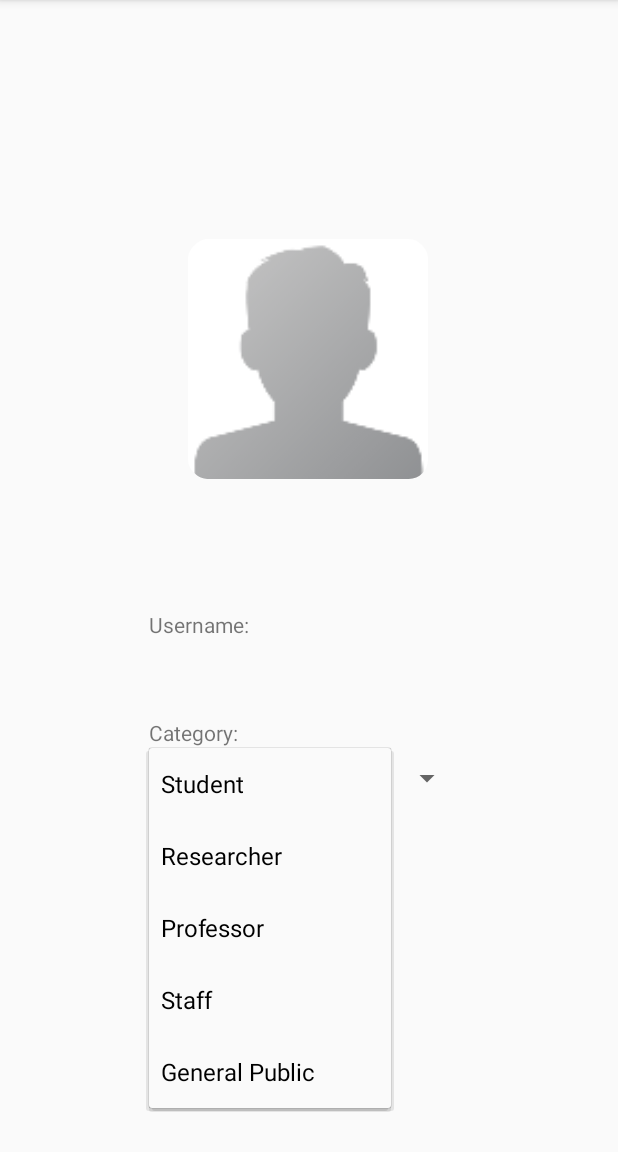
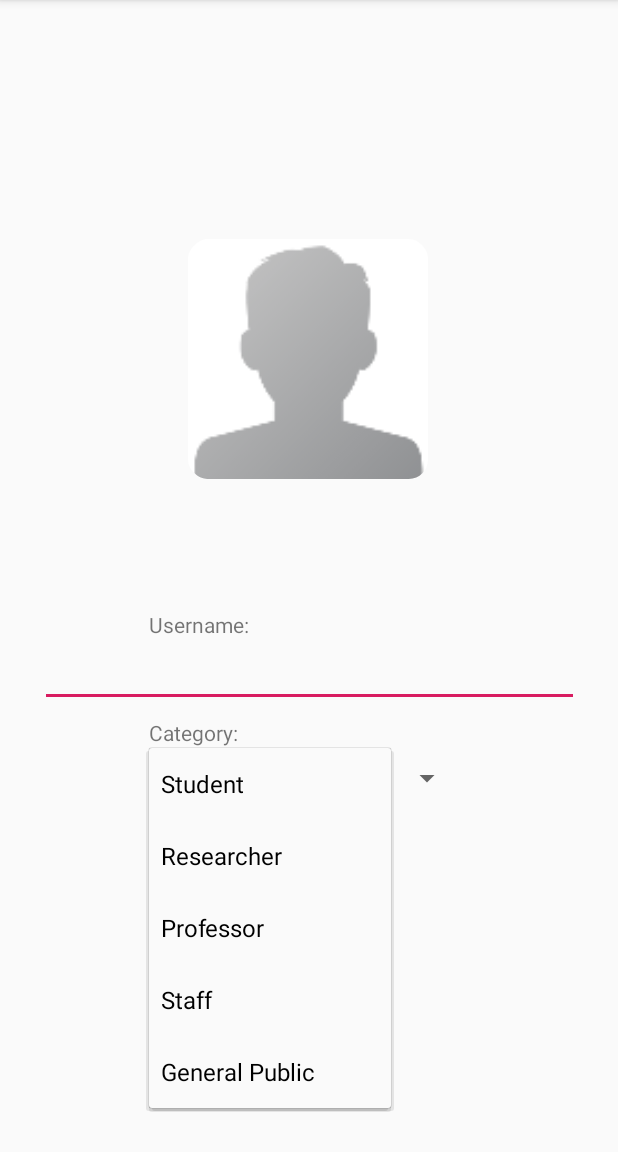
Before and after one commit to dmmnjaws/CMU-2019-2020, an Android app: the UserProfileActivity screen opened directly, with no data from a screen before it, after a tap on "Student", on a phone screen of 412 x 824 dp, the part 84-1236 px from its top. Run offline under Robolectric (Android 15) with nearby library versions, the phone set to English and light mode, and no system bars.

Commit message:
now possible to change username and profile picture

```diff
--- a/app/src/main/java/pt/ulisboa/tecnico/cmov/foodist/GlobalState.java
+++ b/app/src/main/java/pt/ulisboa/tecnico/cmov/foodist/GlobalState.java
@@ -12,6 +12,7 @@ public class GlobalState extends Application {
 
     private String username;
     private String password;
+    private Bitmap profilePicture;
     private boolean loggedIn;
     private String[] categories;
     private int actualCategory;
@@ -163,6 +164,12 @@ public class GlobalState extends Application {
         return dish.getDishImage(imageId);
     }
 
+    public Bitmap getProfilePicture() { return profilePicture; }
+
+    public void setProfilePicture(Bitmap profilePicture) {
+        this.profilePicture = profilePicture;
+    }
+
     public boolean isLoggedIn(){
         return this.loggedIn;
     }
--- a/app/src/main/res/layout/activity_user_profile.xml
+++ b/app/src/main/res/layout/activity_user_profile.xml
@@ -28,25 +28,26 @@
         app:layout_constraintTop_toTopOf="parent"
         app:layout_constraintVertical_bias="0.639" />
 
-    <TextView
+    <EditText
         android:id="@+id/username"
-        android:layout_width="406dp"
-        android:layout_height="36dp"
+        android:layout_width="359dp"
+        android:layout_height="44dp"
         android:gravity="center_horizontal"
+        android:inputType="text"
         android:onClick="changeUsername"
         android:text="o nome da pessoa aqui."
         app:layout_constraintBottom_toBottomOf="parent"
-        app:layout_constraintHorizontal_bias="0.4"
         app:layout_constraintLeft_toLeftOf="parent"
         app:layout_constraintRight_toRightOf="parent"
         app:layout_constraintTop_toTopOf="parent"
-        app:layout_constraintVertical_bias="0.584" />
+        app:layout_constraintVertical_bias="0.59" />
 
     <ImageView
         android:id="@+id/profilePicture"
         android:layout_width="160dp"
         android:layout_height="169dp"
         android:layout_gravity="left|center_horizontal"
+        android:onClick="addImageOnClick"
         app:layout_constraintBottom_toBottomOf="parent"
         app:layout_constraintHorizontal_bias="0.498"
         app:layout_constraintLeft_toLeftOf="parent"
```
Also changed, not shown: app/src/main/java/pt/ulisboa/tecnico/cmov/foodist/UserProfileActivity.java (+57 -5 lines).
